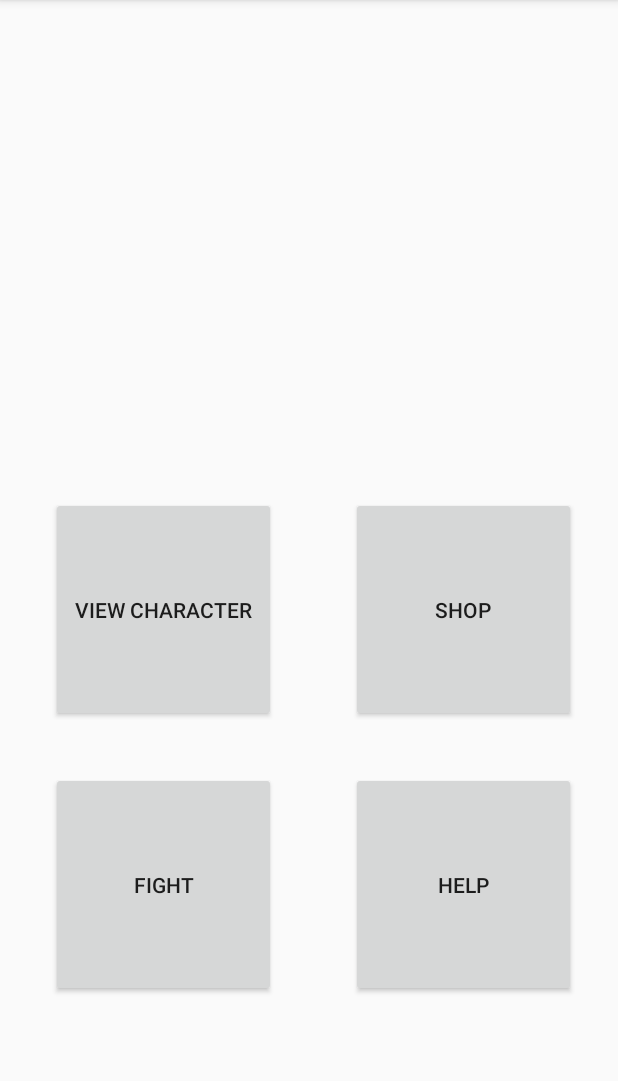
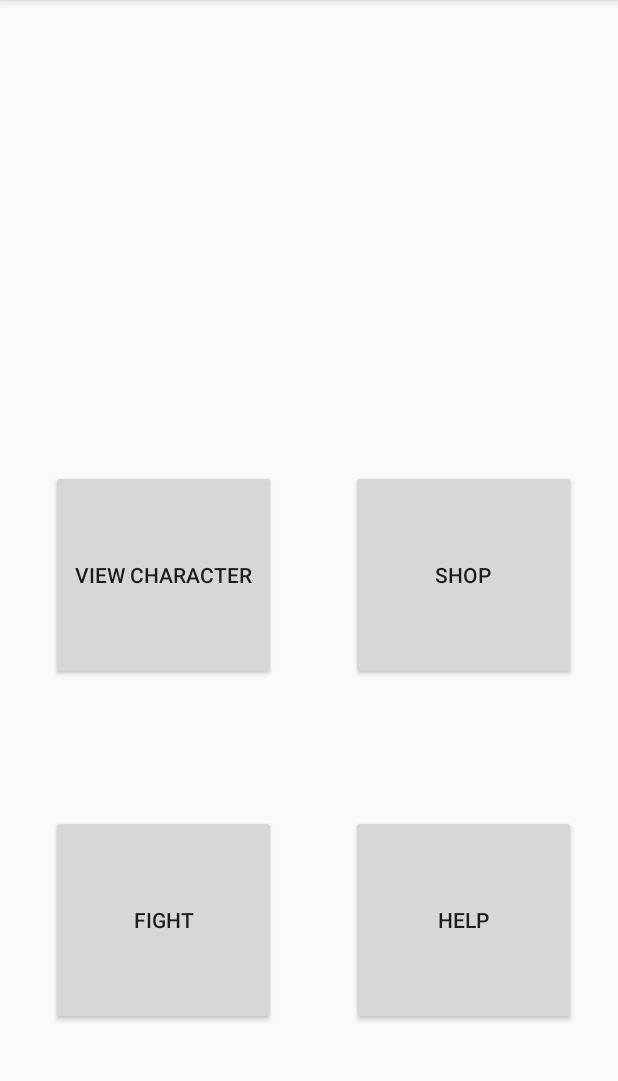
Before and after one commit to valsacar/CS683_Project, an Android app: the screen it shows after launch (MainActivity), on a phone screen of 412 x 824 dp, the part 84-1165 px from its top. Run offline under Robolectric (Android 15) with nearby library versions, the phone set to English and light mode, and no system bars.

Commit message:
Updates towards iter2

```diff
--- a/app/build.gradle
+++ b/app/build.gradle
@@ -3,7 +3,7 @@ apply plugin: 'com.android.application'
 android {
     compileSdkVersion 28
     defaultConfig {
-        applicationId "edu.bu.metcs.activitylifecycle"
+        applicationId 'edu.bu.metcs.mathandslash'
         minSdkVersion 21
         targetSdkVersion 28
         versionCode 1
@@ -26,4 +26,5 @@ dependencies {
     testImplementation 'junit:junit:4.12'
     androidTestImplementation 'androidx.test:runner:1.2.0'
     androidTestImplementation 'androidx.test.espresso:espresso-core:3.2.0'
+    implementation 'com.google.code.gson:gson:2.8.6'
 }
--- /dev/null
+++ b/app/src/main/java/edu/bu/metcs/mathandslash/MainActivity.java
@@ -0,0 +1,44 @@
+package edu.bu.metcs.mathandslash;
+
+import androidx.appcompat.app.AppCompatActivity;
+import android.content.Intent;
+import android.content.SharedPreferences;
+import android.os.Bundle;
+import android.view.View;
+
+
+public class MainActivity extends AppCompatActivity {
+    private static SharedPreferences mPrefs;
+    MathCharacter player;
+
+    @Override
+    protected void onCreate(Bundle savedInstanceState) {
+        super.onCreate (savedInstanceState);
+        setContentView (R.layout.activity_main);
+
+        mPrefs = getPreferences(MODE_PRIVATE);
+
+        //Currently only intend to have 1 saved character, but this will make it easier to change that later
+        this.player = PreferenceHelper.loadCharacter("player1");
+        this.player.setMoney(1000);
+    }
+
+    public void onClickChar(View view) {
+        Intent intent = new Intent(this, ViewCharActivity.class);
+        startActivity(intent);
+    }
+
+    public void onClickShop(View view) {
+        Intent intent = new Intent(this, ViewShopActivity.class);
+        startActivity(intent);
+    }
+
+    public void onClickFight(View view) {
+        Intent intent = new Intent(this, MathFightActivity.class);
+        startActivity(intent);
+    }
+
+
+    public static SharedPreferences getPreferences() {return mPrefs;}
+
+}
--- a/app/src/main/java/edu/bu/metcs/activitylifecycle/MathArmor.java
+++ b/app/src/main/java/edu/bu/metcs/mathandslash/MathArmor.java
@@ -1,4 +1,4 @@
-package edu.bu.metcs.activitylifecycle;
+package edu.bu.metcs.mathandslash;
 
 import java.io.Serializable;
 import java.util.List;
@@ -15,6 +15,10 @@ public class MathArmor extends MathItem implements Serializable {
         this.setSubtractionLevel(sub);
     }
 
+    public MathArmor(MathArmor toCopy) {
+        super(toCopy);
+    }
+
     public String getProblem(String type) {
         return "1+1";
     }
--- a/app/src/main/java/edu/bu/metcs/activitylifecycle/MathCharacter.java
+++ b/app/src/main/java/edu/bu/metcs/mathandslash/MathCharacter.java
@@ -1,4 +1,4 @@
-package edu.bu.metcs.activitylifecycle;
+package edu.bu.metcs.mathandslash;
 
 import java.io.Serializable;
 
@@ -115,5 +115,4 @@ class MathCharacter implements Serializable {
 
     private void addLevel() {this.level++;}
 
-
 }
--- a/app/src/main/java/edu/bu/metcs/activitylifecycle/MathWeapon.java
+++ b/app/src/main/java/edu/bu/metcs/mathandslash/MathWeapon.java
@@ -1,4 +1,4 @@
-package edu.bu.metcs.activitylifecycle;
+package edu.bu.metcs.mathandslash;
 
 import java.io.Serializable;
 import java.util.List;
@@ -15,6 +15,10 @@ public class MathWeapon extends MathItem implements Serializable {
         this.setSubtractionLevel(sub);
     }
 
+    public MathWeapon(MathWeapon toCopy) {
+        super(toCopy);
+    }
+
     public String getProblem(String type) {
         return "1+1";
     }
--- /dev/null
+++ b/app/src/main/java/edu/bu/metcs/mathandslash/PreferenceHelper.java
@@ -0,0 +1,44 @@
+package edu.bu.metcs.mathandslash;
+
+import android.content.SharedPreferences;
+
+import com.google.gson.Gson;
+
+public class PreferenceHelper {
+    private static String currentPlayer;
+    private static MathCharacter currentCharacter;
+
+    public static MathCharacter loadCharacter(String playerNumber) {
+        MathCharacter character;
+        currentPlayer = playerNumber;
+
+        Gson gson = new Gson();
+        String json = MainActivity.getPreferences().getString(playerNumber, "");
+        character = gson.fromJson(json, MathCharacter.class);
+
+        //Check to see if we have a saved character or not.
+        if (character == null) {
+            character = new MathCharacter();
+
+            save();
+        }
+
+        currentCharacter = character;
+        return character;
+    }
+
+    public static void save() {
+        SharedPreferences.Editor prefsEditor = MainActivity.getPreferences().edit();
+        Gson saveGson = new Gson();
+        String saveJson = saveGson.toJson(currentCharacter);
+        prefsEditor.putString(currentPlayer, saveJson);
+        prefsEditor.commit();
+    }
+
+    public static MathCharacter getCurrentCharacter() {return currentCharacter;}
+
+    public static MathCharacter reloadCurrentCharacter() {
+        currentCharacter = loadCharacter(currentPlayer);
+        return getCurrentCharacter();
+    }
+}
--- a/app/src/main/res/layout/activity_main.xml
+++ b/app/src/main/res/layout/activity_main.xml
@@ -7,16 +7,16 @@
     tools:context=".MainActivity">
 
     <Button
-        android:id="@+id/button"
+        android:id="@+id/view_button"
         android:layout_width="150dp"
-        android:layout_height="150dp"
+        android:layout_height="140dp"
         android:layout_marginStart="27dp"
         android:layout_marginTop="368dp"
         android:layout_marginEnd="43dp"
-        android:layout_marginBottom="33dp"
+        android:layout_marginBottom="40dp"
         android:onClick="onClickChar"
         android:text="@string/char_button"
-        app:layout_constraintBottom_toTopOf="@+id/button3"
+        app:layout_constraintBottom_toTopOf="@+id/fight_button"
         app:layout_constraintEnd_toStartOf="@+id/shop_button"
         app:layout_constraintStart_toStartOf="parent"
         app:layout_constraintTop_toTopOf="parent" />
@@ -24,39 +24,42 @@
     <Button
         android:id="@+id/shop_button"
         android:layout_width="150dp"
-        android:layout_height="150dp"
+        android:layout_height="140dp"
         android:layout_marginTop="368dp"
         android:layout_marginEnd="21dp"
-        android:layout_marginBottom="33dp"
+        android:layout_marginBottom="40dp"
         android:onClick="onClickShop"
         android:text="@string/shop_button"
-        app:layout_constraintBottom_toTopOf="@+id/button4"
+        app:layout_constraintBottom_toTopOf="@+id/help_button"
         app:layout_constraintEnd_toEndOf="parent"
-        app:layout_constraintStart_toEndOf="@+id/button"
+        app:layout_constraintStart_toEndOf="@+id/view_button"
         app:layout_constraintTop_toTopOf="parent" />
 
     <Button
-        android:id="@+id/button3"
+        android:id="@+id/fight_button"
         android:layout_width="150dp"
-        android:layout_height="150dp"
+        android:layout_height="140dp"
+        android:layout_marginTop="50dp"
         android:layout_marginStart="27dp"
         android:layout_marginEnd="43dp"
         android:layout_marginBottom="140dp"
         android:text="@string/fight_button"
         app:layout_constraintBottom_toBottomOf="parent"
-        app:layout_constraintEnd_toStartOf="@+id/button4"
+        app:layout_constraintEnd_toStartOf="@+id/help_button"
         app:layout_constraintStart_toStartOf="parent"
-        app:layout_constraintTop_toBottomOf="@+id/button" />
+        app:layout_constraintTop_toBottomOf="@+id/view_button"
+        android:onClick="onClickFight"/>
 
     <Button
-        android:id="@+id/button4"
+        android:id="@+id/help_button"
         android:layout_width="150dp"
-        android:layout_height="150dp"
+        android:layout_height="140dp"
         android:layout_marginEnd="21dp"
         android:layout_marginBottom="140dp"
+        android:layout_marginTop="50dp"
         android:text="@string/help_button"
         app:layout_constraintBottom_toBottomOf="parent"
         app:layout_constraintEnd_toEndOf="parent"
-        app:layout_constraintStart_toEndOf="@+id/button3"
+        app:layout_constraintStart_toEndOf="@+id/fight_button"
         app:layout_constraintTop_toBottomOf="@+id/shop_button" />
 </androidx.constraintlayout.widget.ConstraintLayout>
--- a/app/src/main/res/values/strings.xml
+++ b/app/src/main/res/values/strings.xml
@@ -23,6 +23,7 @@
     <string name="buy">Buy</string>
     <string name="cancel">Cancel</string>
     <string name="ok">OK</string>
+    <string name="fight_default">Answer here</string>
 
     <!-- TODO: Remove or change this placeholder text -->
     <string name="hello_blank_fragment">Hello blank fragment</string>
--- a/build.gradle
+++ b/build.gradle
@@ -7,7 +7,7 @@ buildscript {
 
     }
     dependencies {
-        classpath 'com.android.tools.build:gradle:3.5.1'
+        classpath 'com.android.tools.build:gradle:3.5.2'
 
         // NOTE: Do not place your application dependencies here; they belong
         // in the individual module build.gradle files
```
Also changed, not shown: app/src/main/AndroidManifest.xml (+15 -8 lines), app/src/main/java/edu/bu/metcs/activitylifecycle/MainActivity.java (deleted, +0 -45 lines), app/src/main/java/edu/bu/metcs/mathandslash/BuyMathItemFragment.java (renamed from app/src/main/java/edu/bu/metcs/activitylifecycle/BuyMathItemFragment.java, +12 -6 lines), app/src/main/java/edu/bu/metcs/mathandslash/MathFightActivity.java (added, +81 -0 lines), app/src/main/java/edu/bu/metcs/mathandslash/MathItem.java (renamed from app/src/main/java/edu/bu/metcs/activitylifecycle/MathItem.java, +6 -1 lines), app/src/main/java/edu/bu/metcs/mathandslash/ViewCharActivity.java (renamed from app/src/main/java/edu/bu/metcs/activitylifecycle/ViewCharActivity.java, +46 -47 lines), app/src/main/java/edu/bu/metcs/mathandslash/ViewShopActivity.java (renamed from app/src/main/java/edu/bu/metcs/activitylifecycle/ViewShopActivity.java, +16 -18 lines), app/src/main/res/layout/activity_math_fight.xml (added, +105 -0 lines), 5 other files.
